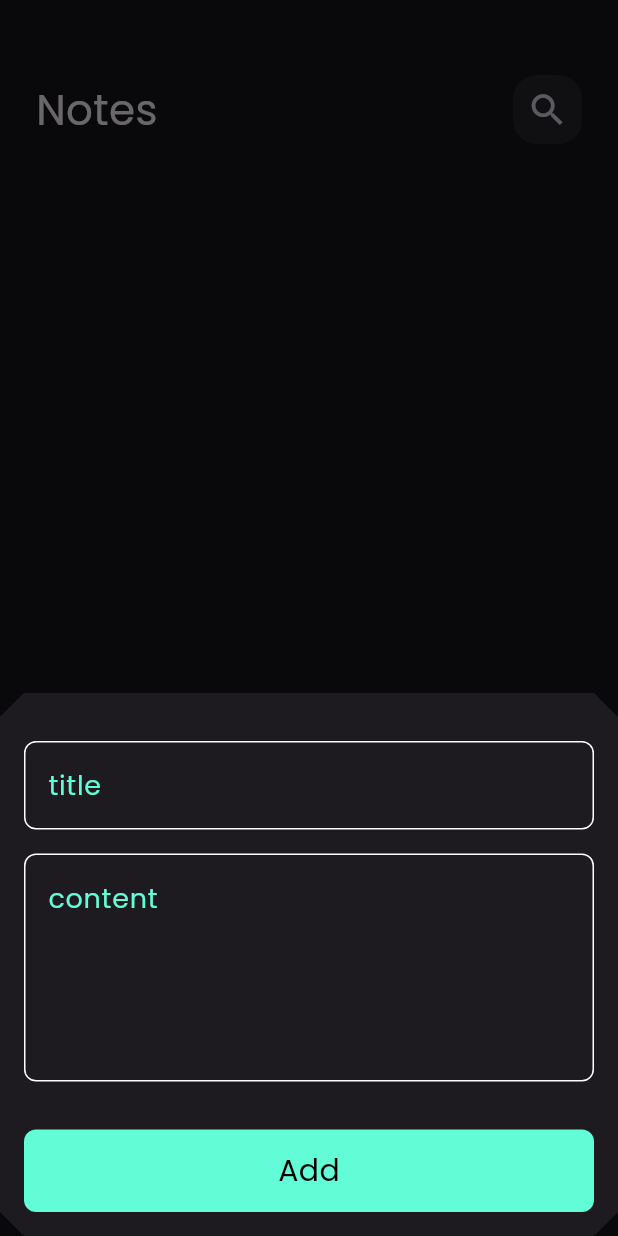
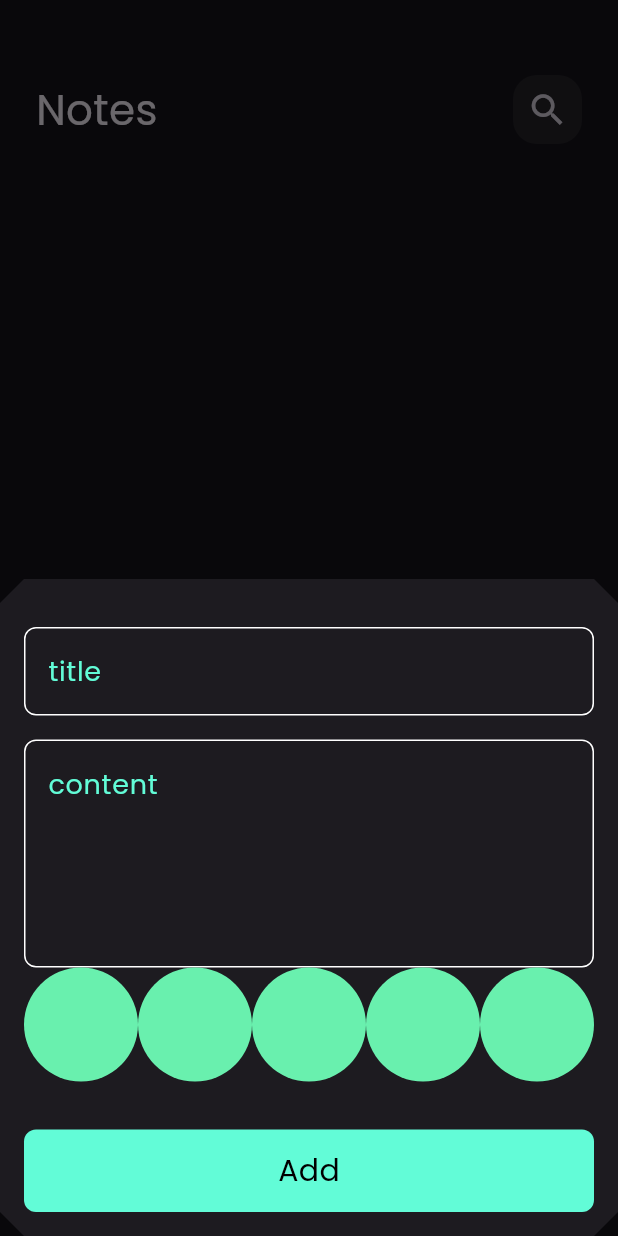
Before and after one commit to mano299/notes_app, a Flutter app: the screen it shows after launch, after a tap on the "add" icon, on a phone screen of 412 x 824 dp. Run offline on Flutter 3.47's test engine with Material 3 defaults, Android fonts, the phone set to English and light mode, and no system bars; our stand-ins replace bloc, flutter_bloc, font_awesome_flutter, hive, hive_flutter; accounts and stored records are empty.

Commit message:
create colors list view part one

```diff
--- a/lib/models/note_model.dart
+++ b/lib/models/note_model.dart
@@ -4,13 +4,13 @@ part 'note_model.g.dart';
 @HiveType(typeId: 0)
 class NoteModel extends HiveObject {
   @HiveField(0)
-  final String title;
+   String title;
   @HiveField(1)
-  final String subTitle;
+   String subTitle;
   @HiveField(2)
   final String date;
   @HiveField(3)
-  final int color;
+   int color;
 
   NoteModel({
     required this.title,
--- a/lib/views/notes_view.dart
+++ b/lib/views/notes_view.dart
@@ -1,6 +1,4 @@
 import 'package:flutter/material.dart';
-import 'package:flutter_bloc/flutter_bloc.dart';
-import 'package:notes_app/cubits/notes_cubit/notes_cubit.dart';
 import 'package:notes_app/widgets/add_note_bottom_sheet.dart';
 import 'package:notes_app/widgets/custom_notes_body.dart';
 
--- a/lib/widgets/add_note_form.dart
+++ b/lib/widgets/add_note_form.dart
@@ -3,6 +3,7 @@ import 'package:flutter_bloc/flutter_bloc.dart';
 import 'package:intl/intl.dart';
 import 'package:notes_app/cubits/add_note_cubit/add_note_cubit.dart';
 import 'package:notes_app/models/note_model.dart';
+import 'package:notes_app/widgets/colors_list_view.dart';
 import 'package:notes_app/widgets/custom_button.dart';
 import 'package:notes_app/widgets/custom_text_field.dart';
 
@@ -41,6 +42,7 @@ class _AddNoteFormState extends State<AddNoteForm> {
             hint: 'content',
             maxLines: 5,
           ),
+          ColorsListView(),
           SizedBox(height: 32),
           BlocBuilder<AddNoteCubit, AddNoteState>(
             builder: (context, state) {
@@ -50,7 +52,8 @@ class _AddNoteFormState extends State<AddNoteForm> {
                   if (formKey.currentState!.validate()) {
                     formKey.currentState!.save();
                     var currentDate = DateTime.now();
-                    var formattedCurrentDate = DateFormat.yMd().format(currentDate);
+                    var formattedCurrentDate =
+                        DateFormat.yMd().format(currentDate);
                     var note = NoteModel(
                       title: title!,
                       subTitle: subTitle!,
--- /dev/null
+++ b/lib/widgets/colors_list_view.dart
@@ -0,0 +1,31 @@
+
+import 'package:flutter/material.dart';
+
+class ColorItem extends StatelessWidget {
+  const ColorItem({super.key});
+
+  @override
+  Widget build(BuildContext context) {
+    return CircleAvatar(
+      radius: 38,
+      backgroundColor: Colors.greenAccent,
+    );
+  }
+}
+
+class ColorsListView extends StatelessWidget {
+  const ColorsListView({super.key});
+
+  @override
+  Widget build(BuildContext context) {
+    return SizedBox(
+      height: 38 * 2,
+      child: ListView.builder(
+        itemCount: 5,
+          scrollDirection: Axis.horizontal,
+          itemBuilder: (context, index) {
+            return ColorItem();
+          }),
+    );
+  }
+}
--- a/lib/widgets/custom_app_bar.dart
+++ b/lib/widgets/custom_app_bar.dart
@@ -2,10 +2,11 @@ import 'package:flutter/material.dart';
 import 'package:notes_app/widgets/custom_icon.dart';
 
 class CustomAppBar extends StatelessWidget {
-  const CustomAppBar({super.key, required this.title, required this.icon});
+  const CustomAppBar({super.key, required this.title, required this.icon, this.onPressed});
 
   final String title;
   final IconData icon;
+  final void Function()? onPressed;
   @override
   Widget build(BuildContext context) {
     return Row(
@@ -18,7 +19,9 @@ class CustomAppBar extends StatelessWidget {
           ),
         ),
         Spacer(),
-        CustomIcon(icon: icon),
+        CustomIcon(
+          onPressed: onPressed,
+          icon: icon),
       ],
     );
   }
--- a/lib/widgets/custom_icon.dart
+++ b/lib/widgets/custom_icon.dart
@@ -1,9 +1,10 @@
 import 'package:flutter/material.dart';
 
 class CustomIcon extends StatelessWidget {
-  const CustomIcon({super.key, required this.icon});
+  const CustomIcon({super.key, required this.icon, this.onPressed});
 
   final IconData icon;
+  final void Function()? onPressed;
   @override
   Widget build(BuildContext context) {
     return Container(
@@ -14,7 +15,7 @@ class CustomIcon extends StatelessWidget {
         borderRadius: BorderRadius.circular(16),
       ),
       child: IconButton(
-        onPressed: () {},
+        onPressed: onPressed,
         icon: Icon(
           icon,
           size: 28,
--- a/lib/widgets/custom_notes_body.dart
+++ b/lib/widgets/custom_notes_body.dart
@@ -28,6 +28,9 @@ class _CustomNotesBodyState extends State<CustomNotesBody> {
             children: [
               SizedBox(height: 50),
               CustomAppBar(
+                onPressed: () {
+
+                },
                 title: 'Notes',
                 icon: Icons.search,
               ),
--- a/lib/widgets/custom_text_field.dart
+++ b/lib/widgets/custom_text_field.dart
@@ -2,14 +2,16 @@ import 'package:flutter/material.dart';
 import 'package:notes_app/constants.dart';
 
 class CustomTextField extends StatelessWidget {
-  const CustomTextField({super.key, required this.hint, this.maxLines = 1, this.onSaved});
+  const CustomTextField({super.key, required this.hint, this.maxLines = 1, this.onSaved, this.onChanged});
 
   final String hint;
   final int maxLines;
   final void Function(String?)? onSaved;
+  final void Function(String)? onChanged;
   @override
   Widget build(BuildContext context) {
     return TextFormField(
+      onChanged: onChanged,
       onSaved: onSaved,
       validator: (value) {
         if(value?.isEmpty ?? true){
--- a/lib/widgets/note_item.dart
+++ b/lib/widgets/note_item.dart
@@ -15,7 +15,7 @@ class NoteItem extends StatelessWidget {
         Navigator.push(
           context,
           MaterialPageRoute(builder: (context) {
-            return EditNoteView();
+            return EditNoteView(note: note);
           }),
         );
       },
```
Also changed, not shown: lib/views/edit_note_view.dart (+4 -3 lines), lib/widgets/edit_note_view_body.dart (+30 -4 lines).
